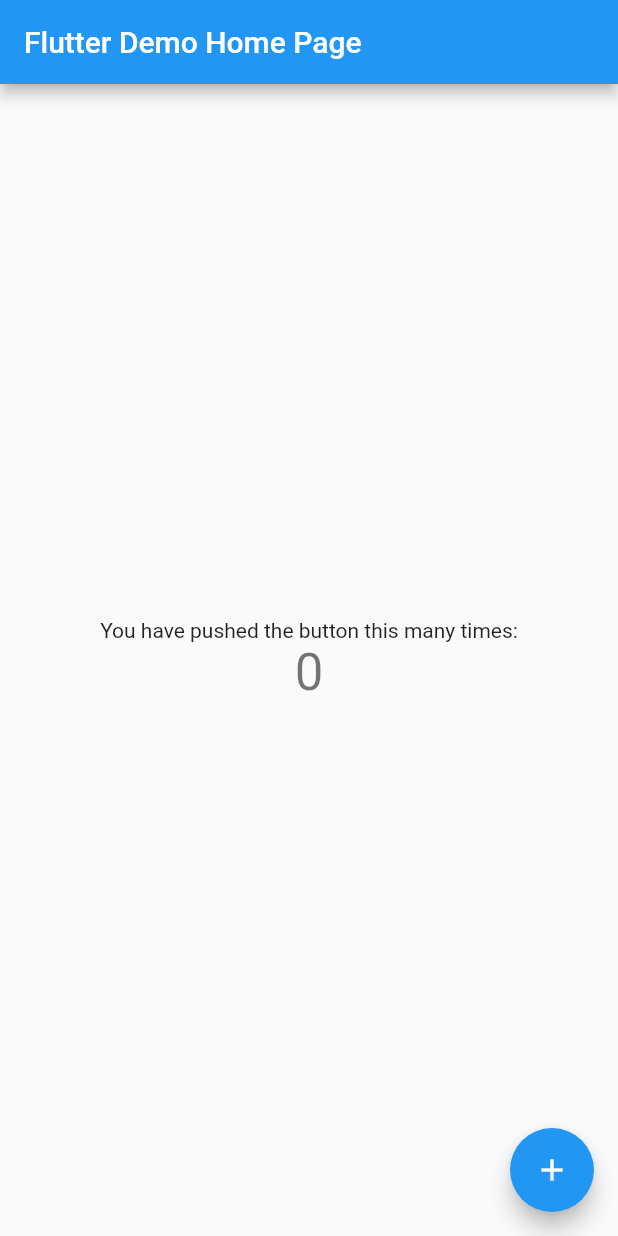
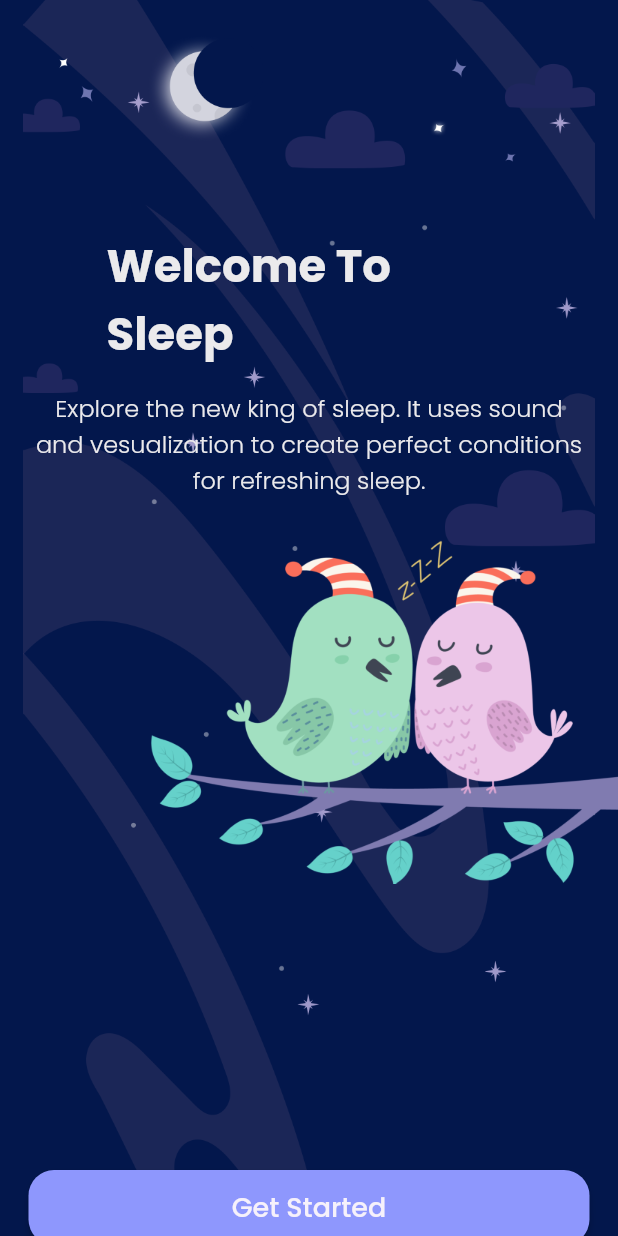
Before and after one commit to tirta-raa/sleep, a Flutter app: the screen it shows after launch, on a phone screen of 412 x 824 dp. Run offline on Flutter 3.47's test engine with Material 2 defaults, Android fonts, the phone set to English and light mode, and no system bars; our stand-ins replace google_fonts.

Commit message:
menyelesaikan splash page

```diff
--- a/lib/main.dart
+++ b/lib/main.dart
@@ -1,113 +1,17 @@
 import 'package:flutter/material.dart';
+import 'package:sleep/pages/pages.dart';
 
 void main() {
   runApp(MyApp());
 }
 
 class MyApp extends StatelessWidget {
-  // This widget is the root of your application.
   @override
   Widget build(BuildContext context) {
-    return MaterialApp(
-      title: 'Flutter Demo',
-      theme: ThemeData(
-        // This is the theme of your application.
-        //
-        // Try running your application with "flutter run". You'll see the
-        // application has a blue toolbar. Then, without quitting the app, try
-        // changing the primarySwatch below to Colors.green and then invoke
-        // "hot reload" (press "r" in the console where you ran "flutter run",
-        // or simply save your changes to "hot reload" in a Flutter IDE).
-        // Notice that the counter didn't reset back to zero; the application
-        // is not restarted.
-        primarySwatch: Colors.blue,
+    return Container(
+      child: MaterialApp(
+        home: SplashPage(),
       ),
-      home: MyHomePage(title: 'Flutter Demo Home Page'),
     );
   }
 }
-
-class MyHomePage extends StatefulWidget {
-  MyHomePage({Key? key, required this.title}) : super(key: key);
-
-  // This widget is the home page of your application. It is stateful, meaning
-  // that it has a State object (defined below) that contains fields that affect
-  // how it looks.
-
-  // This class is the configuration for the state. It holds the values (in this
-  // case the title) provided by the parent (in this case the App widget) and
-  // used by the build method of the State. Fields in a Widget subclass are
-  // always marked "final".
-
-  final String title;
-
-  @override
-  _MyHomePageState createState() => _MyHomePageState();
-}
-
-class _MyHomePageState extends State<MyHomePage> {
-  int _counter = 0;
-
-  void _incrementCounter() {
-    setState(() {
-      // This call to setState tells the Flutter framework that something has
-      // changed in this State, which causes it to rerun the build method below
-      // so that the display can reflect the updated values. If we changed
-      // _counter without calling setState(), then the build method would not be
-      // called again, and so nothing would appear to happen.
-      _counter++;
-    });
-  }
-
-  @override
-  Widget build(BuildContext context) {
-    // This method is rerun every time setState is called, for instance as done
-    // by the _incrementCounter method above.
-    //
-    // The Flutter framework has been optimized to make rerunning build methods
-    // fast, so that you can just rebuild anything that needs updating rather
-    // than having to individually change instances of widgets.
-    return Scaffold(
-      appBar: AppBar(
-        // Here we take the value from the MyHomePage object that was created by
-        // the App.build method, and use it to set our appbar title.
-        title: Text(widget.title),
-      ),
-      body: Center(
-        // Center is a layout widget. It takes a single child and positions it
-        // in the middle of the parent.
-        child: Column(
-          // Column is also a layout widget. It takes a list of children and
-          // arranges them vertically. By default, it sizes itself to fit its
-          // children horizontally, and tries to be as tall as its parent.
-          //
-          // Invoke "debug painting" (press "p" in the console, choose the
-          // "Toggle Debug Paint" action from the Flutter Inspector in Android
-          // Studio, or the "Toggle Debug Paint" command in Visual Studio Code)
-          // to see the wireframe for each widget.
-          //
-          // Column has various properties to control how it sizes itself and
-          // how it positions its children. Here we use mainAxisAlignment to
-          // center the children vertically; the main axis here is the vertical
-          // axis because Columns are vertical (the cross axis would be
-          // horizontal).
-          mainAxisAlignment: MainAxisAlignment.center,
-          children: <Widget>[
-            Text(
-              'You have pushed the button this many times:',
-            ),
-            Text(
-              '$_counter',
-              style: Theme.of(context).textTheme.headline4,
-            ),
-          ],
-        ),
-      ),
-      floatingActionButton: FloatingActionButton(
-        onPressed: _incrementCounter,
-        tooltip: 'Increment',
-        child: Icon(Icons.add),
-      ), // This trailing comma makes auto-formatting nicer for build methods.
-    );
-  }
-}
--- /dev/null
+++ b/lib/pages/home.dart
@@ -0,0 +1,17 @@
+part of 'pages.dart';
+
+class HomePage extends StatelessWidget {
+  @override
+  Widget build(BuildContext context) {
+    return Scaffold(
+      backgroundColor: themeColor,
+      body: SafeArea(
+        child: Stack(
+          children: [
+            Image.asset('assets/sleep.png'),
+          ],
+        ),
+      ),
+    );
+  }
+}
--- /dev/null
+++ b/lib/pages/music_list.dart
@@ -0,0 +1 @@
+part of 'pages.dart';
--- /dev/null
+++ b/lib/pages/pages.dart
@@ -0,0 +1,7 @@
+import 'package:flutter/material.dart';
+import 'package:sleep/services/services.dart';
+
+part 'home.dart';
+part 'music_list.dart';
+part 'playlist.dart';
+part 'splash.dart';
--- /dev/null
+++ b/lib/pages/playlist.dart
@@ -0,0 +1 @@
+part of 'pages.dart';
--- /dev/null
+++ b/lib/pages/splash.dart
@@ -0,0 +1,78 @@
+part of 'pages.dart';
+
+class SplashPage extends StatelessWidget {
+  @override
+  Widget build(BuildContext context) {
+    return Scaffold(
+      backgroundColor: themeColor,
+      body: SafeArea(
+        bottom: false,
+        child: Stack(
+          children: [
+            Image.asset(
+              'assets/welcome.png',
+              width: 414,
+            ),
+            Positioned(
+              left: 100,
+              child: Padding(
+                padding: EdgeInsets.only(top: 360),
+                child: Image.asset(
+                  'assets/bird.png',
+                  height: 229,
+                  width: 369,
+                ),
+              ),
+            ),
+            Padding(
+              padding: EdgeInsets.only(top: 155),
+              child: Column(
+                children: [
+                  Padding(
+                    padding: EdgeInsets.symmetric(horizontal: 71),
+                    child: Text(
+                      'Welcome To Sleep',
+                      style: titleTextStyle.copyWith(
+                        fontSize: 30,
+                      ),
+                    ),
+                  ),
+                  SizedBox(
+                    height: 15,
+                  ),
+                  Text(
+                    'Explore the new king of sleep. It uses sound\nand vesualization to create perfect conditions\nfor refreshing sleep.',
+                    textAlign: TextAlign.center,
+                    style: whiteTextStyle.copyWith(
+                      fontSize: 16,
+                    ),
+                  ),
+                  SizedBox(
+                    height: 448,
+                  ),
+                  Container(
+                    width: 374,
+                    height: 50,
+                    child: RaisedButton(
+                      onPressed: () {},
+                      color: purpleColor,
+                      shape: RoundedRectangleBorder(
+                        borderRadius: BorderRadius.circular(17),
+                      ),
+                      child: Text(
+                        'Get Started',
+                        style: buttonTextStyle.copyWith(
+                          fontSize: 18,
+                        ),
+                      ),
+                    ),
+                  ),
+                ],
+              ),
+            ),
+          ],
+        ),
+      ),
+    );
+  }
+}
```
Also changed, not shown: 3 other files.
